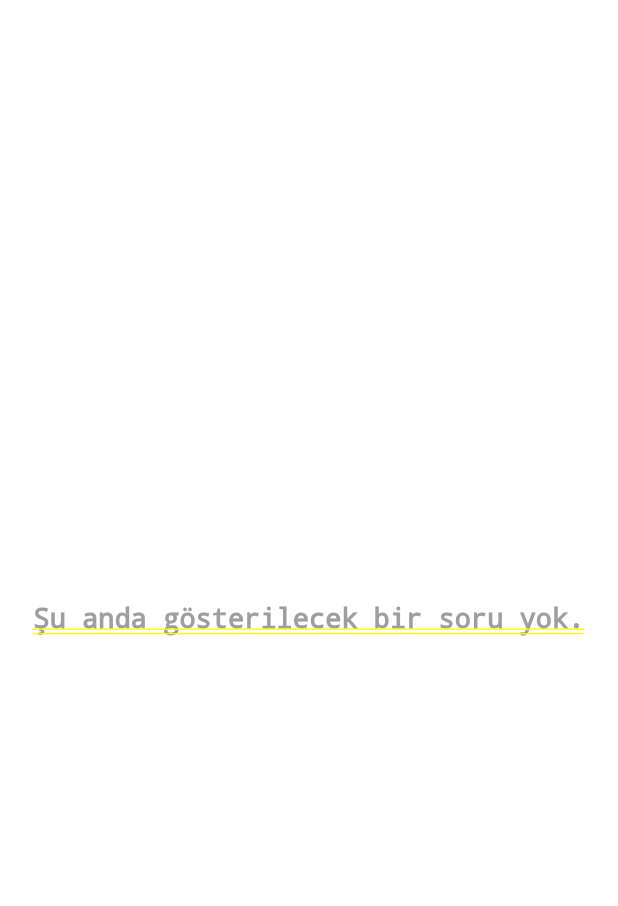
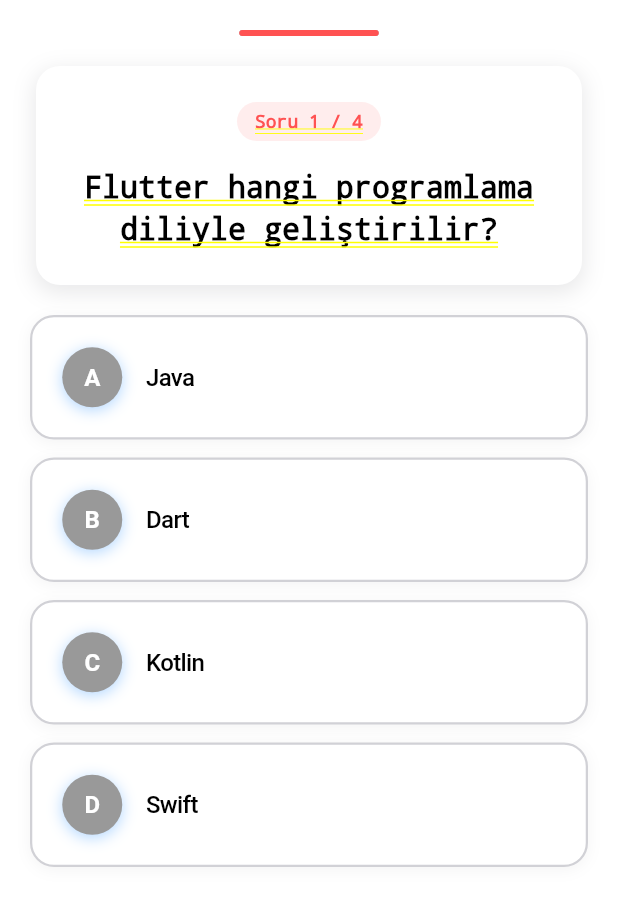
Before and after one commit to kardelenkeles/ui-quiz, a Flutter app: the screen it shows after launch, on a phone screen of 412 x 824 dp. Shown: the top 906 px of the screen. Run offline on Flutter 3.47's test engine with Material 3 defaults, Android fonts, the phone set to English and light mode, and no system bars; our stand-ins replace cloud_firestore, firebase_auth, firebase_core, flashy_tab_bar2, flutter_dotenv, google_sign_in; accounts and stored records are empty.

Commit message:
feat: Refactor QuizPlayScreen to use static questions and implement navigation and result display

```diff
--- /dev/null
+++ b/devtools_options.yaml
@@ -0,0 +1,3 @@
+description: This file stores settings for Dart & Flutter DevTools.
+documentation: https://docs.flutter.dev/tools/devtools/extensions#configure-extension-enablement-states
+extensions:
--- a/lib/screens/quiz_play.dart
+++ b/lib/screens/quiz_play.dart
@@ -1,46 +1,88 @@
 import 'package:flutter/cupertino.dart';
 import 'package:flutter/material.dart';
-import 'package:provider/provider.dart';
-import 'package:ui_quiz/screens/quiz_result.dart';
-import '../providers/quiz_provider.dart';
 
-class QuizPlayScreen extends StatelessWidget {
+class QuizPlayScreen extends StatefulWidget {
   const QuizPlayScreen({super.key});
 
   @override
-  Widget build(BuildContext context) {
-    return CupertinoPageScaffold(
-      child: Consumer<QuizProvider>(
-        builder: (context, quizProvider, child) {
-          if (quizProvider.currentQuestion == null) {
-            return const Center(
-              child: Text(
-                'Şu anda gösterilecek bir soru yok.',
-                style: TextStyle(fontSize: 18, color: Colors.grey),
-                textAlign: TextAlign.center,
-              ),
-            );
+  State<QuizPlayScreen> createState() => _QuizPlayScreenState();
 }
 
-          final question = quizProvider.currentQuestion!;
+class _QuizPlayScreenState extends State<QuizPlayScreen> {
+  final List<Map<String, dynamic>> staticQuestions = [
+    {
+      'question': 'Flutter hangi programlama diliyle geliştirilir?',
+      'options': [
+        {'letter': 'A', 'text': 'Java'},
+        {'letter': 'B', 'text': 'Dart'},
+        {'letter': 'C', 'text': 'Kotlin'},
+        {'letter': 'D', 'text': 'Swift'},
+      ],
+      'correctAnswer': 'B',
+      'selectedAnswer': null,
+    },
+    {
+      'question': 'Widget nedir?',
+      'options': [
+        {'letter': 'A', 'text': 'Bir programlama dili'},
+        {'letter': 'B', 'text': 'Bir veritabanı'},
+        {'letter': 'C', 'text': 'Flutter\'da UI bileşeni'},
+        {'letter': 'D', 'text': 'Bir sunucu'},
+      ],
+      'correctAnswer': 'C',
+      'selectedAnswer': null,
+    },
+    {
+      'question': 'StatefulWidget ve StatelessWidget arasındaki fark nedir?',
+      'options': [
+        {'letter': 'A', 'text': 'Hiçbir fark yok'},
+        {'letter': 'B', 'text': 'StatefulWidget durumu değişebilir'},
+        {'letter': 'C', 'text': 'StatelessWidget daha hızlıdır'},
+        {'letter': 'D', 'text': 'StatefulWidget sadece iOS\'ta çalışır'},
+      ],
+      'correctAnswer': 'B',
+      'selectedAnswer': null,
+    },
+    {
+      'question': 'Hot Reload özelliği ne işe yarar?',
+      'options': [
+        {'letter': 'A', 'text': 'Uygulamayı yeniden başlatır'},
+        {'letter': 'B', 'text': 'Kodu anında günceller'},
+        {'letter': 'C', 'text': 'Uygulamayı yayınlar'},
+        {'letter': 'D', 'text': 'Hata ayıklar'},
+      ],
+      'correctAnswer': 'B',
+      'selectedAnswer': null,
+    },
+  ];
+
+  int currentQuestionIndex = 0;
+
+  @override
+  Widget build(BuildContext context) {
+    return CupertinoPageScaffold(child: _buildStaticQuizUI());
+  }
+
+  Widget _buildStaticQuizUI() {
+    final questionData = staticQuestions[currentQuestionIndex];
+    final progress = (currentQuestionIndex + 1) / staticQuestions.length;
 
     return Padding(
       padding: const EdgeInsets.all(20.0),
       child: Column(
         children: [
-                // Progress bar
           Container(
             height: 4,
             decoration: BoxDecoration(
-                    color: CupertinoColors.systemGrey4,
+              color: CupertinoColors.systemGrey2,
               borderRadius: BorderRadius.circular(2),
             ),
             child: FractionallySizedBox(
               alignment: Alignment.centerLeft,
-                    widthFactor: quizProvider.progress,
+              widthFactor: progress,
               child: Container(
                 decoration: BoxDecoration(
-                        color: CupertinoColors.activeBlue,
+                  color: Colors.redAccent,
                   borderRadius: BorderRadius.circular(2),
                 ),
               ),
@@ -49,38 +91,59 @@ class QuizPlayScreen extends StatelessWidget {
 
           const SizedBox(height: 20),
 
-                // Soru
+          // Soru Kartı
           Container(
+            width: double.infinity,
+            margin: const EdgeInsets.symmetric(horizontal: 4),
             decoration: BoxDecoration(
               color: CupertinoColors.systemBackground,
-                    borderRadius: BorderRadius.circular(12),
+              borderRadius: BorderRadius.circular(16),
               boxShadow: [
                 BoxShadow(
-                        color: CupertinoColors.systemGrey.withOpacity(0.1),
-                        blurRadius: 8,
-                        offset: const Offset(0, 2),
+                  color: CupertinoColors.systemGrey.withOpacity(0.2),
+                  blurRadius: 12,
+                  offset: const Offset(0, 4),
+                  spreadRadius: 1,
+                ),
+                BoxShadow(
+                  color: CupertinoColors.systemGrey6.withOpacity(0.1),
+                  blurRadius: 4,
+                  offset: const Offset(0, 1),
                 ),
               ],
             ),
             child: Padding(
-                    padding: const EdgeInsets.all(16.0),
+              padding: const EdgeInsets.all(24.0),
               child: Column(
                 children: [
+                  Container(
+                    padding: const EdgeInsets.symmetric(
+                      horizontal: 12,
+                      vertical: 6,
+                    ),
+                    decoration: BoxDecoration(
+                      color: Colors.redAccent.withOpacity(0.1),
+                      borderRadius: BorderRadius.circular(20),
+                    ),
+                    child: Text(
+                      'Soru ${currentQuestionIndex + 1} / ${staticQuestions.length}',
+                      style: const TextStyle(
+                        color: Colors.redAccent,
+                        fontSize: 12,
+                        fontWeight: FontWeight.w600,
+                      ),
+                    ),
+                  ),
+                  const SizedBox(height: 16),
                   Text(
-                          question.question,
+                    questionData['question'] as String,
                     style: const TextStyle(
-                            fontSize: 18,
+                      fontSize: 20,
                       fontWeight: FontWeight.bold,
+                      color: CupertinoColors.label,
+                      height: 1.4,
                     ),
                     textAlign: TextAlign.center,
-                        ),
-                        const SizedBox(height: 20),
-                        Text(
-                          'Soru ${quizProvider.currentQuestionIndex + 1} / ${quizProvider.totalQuestions}',
-                          style: const TextStyle(
-                            color: CupertinoColors.systemGrey,
-                            fontSize: 14,
-                          ),
                   ),
                 ],
               ),
@@ -92,83 +155,133 @@ class QuizPlayScreen extends StatelessWidget {
           // Seçenekler
           Expanded(
             child: ListView.builder(
-                    itemCount: question.options.length,
+              itemCount: (questionData['options'] as List).length,
               itemBuilder: (context, index) {
-                      final option = question.options[index];
+                final options =
+                    questionData['options'] as List<Map<String, String>>;
+                final option = options[index];
                 final isSelected =
-                          question.selectedAnswer == option.letter;
-                      final isCorrect = question.correctAnswer == option.letter;
+                    questionData['selectedAnswer'] == option['letter'];
+                final isCorrect =
+                    questionData['correctAnswer'] == option['letter'];
 
                 return Container(
-                        margin: const EdgeInsets.only(bottom: 10),
+                  margin: const EdgeInsets.only(bottom: 12),
                   decoration: BoxDecoration(
                     color: isSelected
                         ? (isCorrect
-                                    ? CupertinoColors.systemGreen.withOpacity(
-                                        0.1,
-                                      )
-                                    : CupertinoColors.systemRed.withOpacity(
-                                        0.1,
-                                      ))
+                              ? CupertinoColors.systemGreen.withOpacity(0.15)
+                              : CupertinoColors.systemRed.withOpacity(0.15))
                         : CupertinoColors.systemBackground,
-                          borderRadius: BorderRadius.circular(12),
+                    borderRadius: BorderRadius.circular(16),
                     border: Border.all(
                       color: isSelected
                           ? (isCorrect
                                 ? CupertinoColors.systemGreen
                                 : CupertinoColors.systemRed)
                           : CupertinoColors.systemGrey4,
-                            width: isSelected ? 2 : 1,
+                      width: isSelected ? 2.5 : 1.5,
                     ),
+                    boxShadow: [
+                      if (!isSelected)
+                        BoxShadow(
+                          color: CupertinoColors.systemGrey.withOpacity(0.1),
+                          blurRadius: 8,
+                          offset: const Offset(0, 2),
+                        ),
+                      if (isSelected)
+                        BoxShadow(
+                          color:
+                              (isCorrect
+                                      ? CupertinoColors.systemGreen
+                                      : CupertinoColors.systemRed)
+                                  .withOpacity(0.2),
+                          blurRadius: 12,
+                          offset: const Offset(0, 4),
+                          spreadRadius: 1,
+                        ),
+                    ],
                   ),
                   child: CupertinoButton(
-                          padding: const EdgeInsets.all(16),
+                    padding: const EdgeInsets.all(20),
                     onPressed: () {
-                            if (question.selectedAnswer == null) {
-                              quizProvider.selectAnswer(option.letter);
+                      if (questionData['selectedAnswer'] == null) {
+                        setState(() {
+                          staticQuestions[currentQuestionIndex]['selectedAnswer'] =
+                              option['letter'];
+                        });
                       }
                     },
                     child: Row(
                       children: [
                         Container(
-                                width: 32,
-                                height: 32,
+                          width: 40,
+                          height: 40,
                           decoration: BoxDecoration(
                             color: isSelected
                                 ? (isCorrect
                                       ? CupertinoColors.systemGreen
                                       : CupertinoColors.systemRed)
-                                      : CupertinoColors.activeBlue,
+                                : CupertinoColors.inactiveGray,
                             shape: BoxShape.circle,
+                            boxShadow: [
+                              BoxShadow(
+                                color:
+                                    (isSelected
+                                            ? (isCorrect
+                                                  ? CupertinoColors.systemGreen
+                                                  : CupertinoColors.systemRed)
+                                            : CupertinoColors.activeBlue)
+                                        .withOpacity(0.3),
+                                blurRadius: 8,
+                                offset: const Offset(0, 2),
+                              ),
+                            ],
                           ),
                           child: Center(
                             child: Text(
-                                    option.letter,
+                              option['letter']!,
                               style: const TextStyle(
                                 color: CupertinoColors.white,
                                 fontWeight: FontWeight.bold,
+                                fontSize: 16,
                               ),
                             ),
                           ),
                         ),
-                              const SizedBox(width: 12),
+                        const SizedBox(width: 16),
                         Expanded(
                           child: Text(
-                                  option.text,
-                                  style: const TextStyle(
+                            option['text']!,
+                            style: TextStyle(
                               color: CupertinoColors.label,
+                              fontSize: 16,
+                              fontWeight: isSelected
+                                  ? FontWeight.w600
+                                  : FontWeight.w500,
                             ),
                           ),
                         ),
                         if (isSelected)
-                                Icon(
+                          Container(
+                            padding: const EdgeInsets.all(4),
+                            decoration: BoxDecoration(
+                              color:
+                                  (isCorrect
+                                          ? CupertinoColors.systemGreen
+                                          : CupertinoColors.systemRed)
+                                      .withOpacity(0.2),
+                              shape: BoxShape.circle,
+                            ),
+                            child: Icon(
                               isCorrect
                                   ? CupertinoIcons.check_mark
                                   : CupertinoIcons.xmark,
                               color: isCorrect
                                   ? CupertinoColors.systemGreen
                                   : CupertinoColors.systemRed,
-                                  size: 20,
+                              size: 18,
+                            ),
                           ),
                       ],
                     ),
@@ -183,17 +296,18 @@ class QuizPlayScreen extends StatelessWidget {
             children: [
               Expanded(
                 child: CupertinoButton(
-                        onPressed: quizProvider.isFirstQuestion
+                  onPressed: currentQuestionIndex == 0
                       ? null
-                            : () => quizProvider.previousQuestion(),
+                      : () {
+                          setState(() {
+                            currentQuestionIndex--;
+                          });
+                        },
                   color: CupertinoColors.systemGrey,
-                        child: Row(
+                  child: const Row(
                     mainAxisAlignment: MainAxisAlignment.center,
-                          children: const [
-                            Icon(
-                              CupertinoIcons.back,
-                              color: CupertinoColors.white,
-                            ),
+                    children: [
+                      Icon(CupertinoIcons.back, color: CupertinoColors.white),
                       SizedBox(width: 8),
                       Text(
                         'Geri',
@@ -206,19 +320,17 @@ class QuizPlayScreen extends StatelessWidget {
               const SizedBox(width: 10),
               Expanded(
                 child: CupertinoButton(
-                        onPressed: question.selectedAnswer == null
+                  onPressed: questionData['selectedAnswer'] == null
                       ? null
                       : () {
-                                if (quizProvider.isLastQuestion) {
-                                  Navigator.push(
-                                    context,
-                                    CupertinoPageRoute(
-                                      builder: (context) =>
-                                          const QuizResultScreen(),
-                                    ),
-                                  );
+                          if (currentQuestionIndex ==
+                              staticQuestions.length - 1) {
+                            // Son soru - sonuç ekranına git
+                            _showStaticQuizResult();
                           } else {
-                                  quizProvider.nextQuestion();
+                            setState(() {
+                              currentQuestionIndex++;
+                            });
                           }
                         },
                   color: CupertinoColors.activeBlue,
@@ -226,17 +338,17 @@ class QuizPlayScreen extends StatelessWidget {
                     mainAxisAlignment: MainAxisAlignment.center,
                     children: [
                       Icon(
-                              quizProvider.isLastQuestion
+                        currentQuestionIndex == staticQuestions.length - 1
                             ? CupertinoIcons.flag
                             : CupertinoIcons.forward,
                         color: CupertinoColors.white,
                       ),
                       const SizedBox(width: 8),
                       Text(
-                              quizProvider.isLastQuestion ? 'Bitir' : 'İleri',
-                              style: const TextStyle(
-                                color: CupertinoColors.white,
-                              ),
+                        currentQuestionIndex == staticQuestions.length - 1
+                            ? 'Bitir'
+                            : 'İleri',
+                        style: const TextStyle(color: CupertinoColors.white),
                       ),
                     ],
                   ),
@@ -247,7 +359,45 @@ class QuizPlayScreen extends StatelessWidget {
         ],
       ),
     );
+  }
+
+  void _showStaticQuizResult() {
+    int correctAnswers = 0;
+    for (var question in staticQuestions) {
+      if (question['selectedAnswer'] == question['correctAnswer']) {
+        correctAnswers++;
+      }
+    }
+
+    showCupertinoDialog(
+      context: context,
+      builder: (context) => CupertinoAlertDialog(
+        title: const Text('Quiz Tamamlandı!'),
+        content: Text(
+          'Doğru cevap sayısı: $correctAnswers / ${staticQuestions.length}\n'
+          'Başarı oranı: ${(correctAnswers / staticQuestions.length * 100).toStringAsFixed(1)}%',
+        ),
+        actions: [
+          CupertinoDialogAction(
+            child: const Text('Tekrar Dene'),
+            onPressed: () {
+              setState(() {
+                currentQuestionIndex = 0;
+                for (var question in staticQuestions) {
+                  question['selectedAnswer'] = null;
+                }
+              });
+              Navigator.of(context).pop();
             },
+          ),
+          CupertinoDialogAction(
+            child: const Text('Kapat'),
+            onPressed: () {
+              Navigator.of(context).pop();
+              Navigator.of(context).pop();
+            },
+          ),
+        ],
       ),
     );
   }
```
Lines whose indentation alone changed are shown as unchanged.
